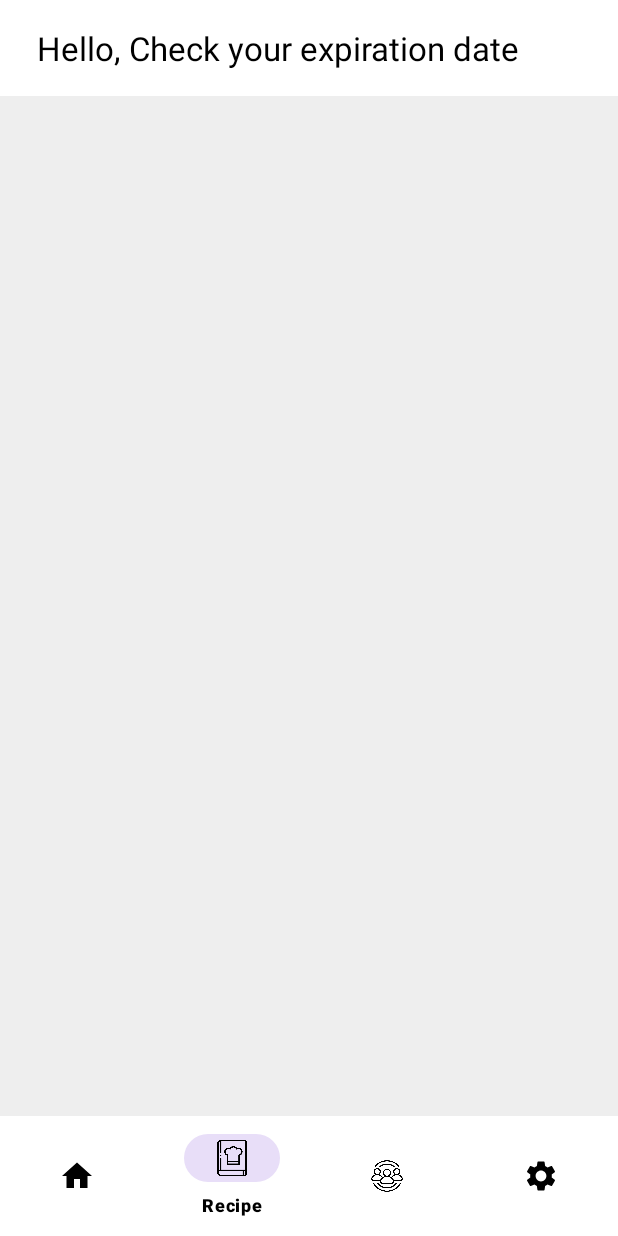
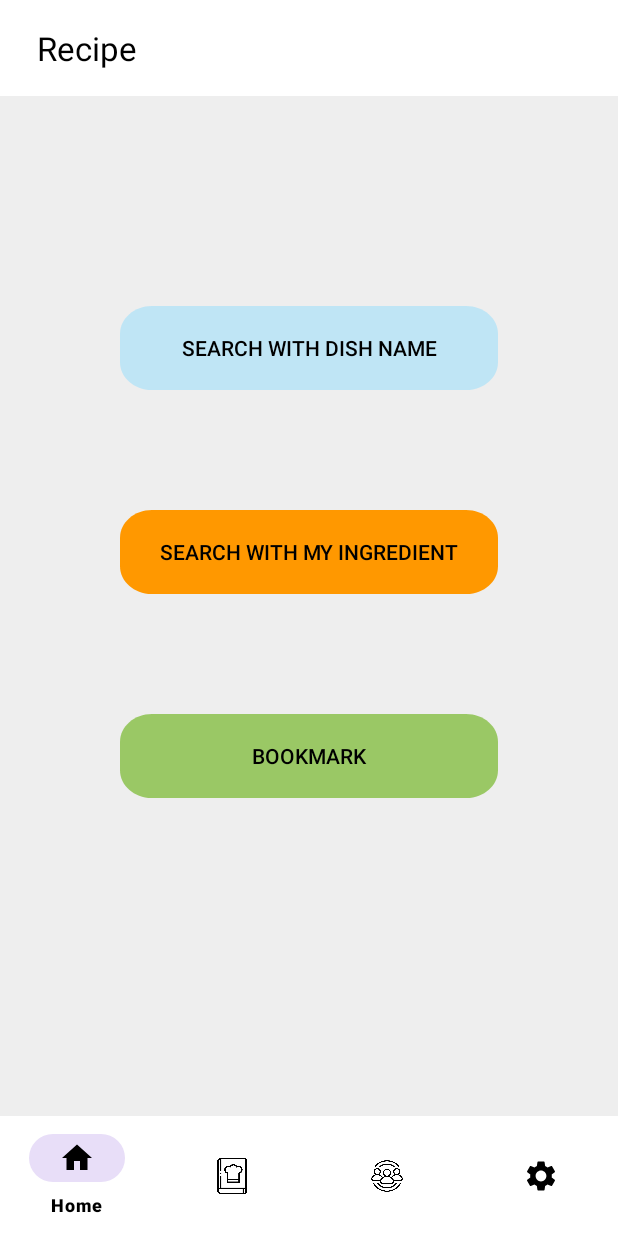
Before and after one commit to oosedus/FridgeGuardian, an Android app: the screen it shows after launch once a user with an empty profile is signed in (HomeActivity before the commit, RecipeActivity after it), item 2 of the bottom bar chosen, on a phone screen of 412 x 824 dp. Run offline under Robolectric (Android 15) with nearby library versions, the phone set to English and light mode, and no system bars; our stand-ins replace Firebase (no records; nobody signed in at launch, a user with empty details on screens opened directly).

Commit message:
First Recipe Page

```diff
--- a/app/src/main/java/com/example/fridgeguardian/RecipeActivity.kt
+++ b/app/src/main/java/com/example/fridgeguardian/RecipeActivity.kt
@@ -1,4 +1,48 @@
 package com.example.fridgeguardian
 
-class RecipeActivity {
+import android.content.Intent
+import android.os.Bundle
+import androidx.appcompat.app.AppCompatActivity
+import androidx.appcompat.widget.Toolbar
+import com.google.android.material.bottomnavigation.BottomNavigationView
+
+class RecipeActivity : AppCompatActivity(){
+    override fun onCreate(savedInstanceState: Bundle?){
+        super.onCreate(savedInstanceState)
+        setContentView(R.layout.recipe_activity_main)
+
+        val toolbar = findViewById<Toolbar>(R.id.toolbar)
+        toolbar.title = "Recipe"
+        setSupportActionBar(toolbar)
+
+        val bottomNav = findViewById<BottomNavigationView>(R.id.navigation)
+        bottomNav.setOnItemSelectedListener { item ->
+            when (item.itemId) {
+                R.id.nav_home -> {
+                    val intent = Intent(this, HomeActivity::class.java)
+                    startActivity(intent)
+                    true
+                }
+                R.id.nav_recipe -> {
+                    true
+                }
+                R.id.nav_community -> {
+                    val intent = Intent(this, CommunityActivity::class.java)
+                    startActivity(intent)
+                    true
+                }
+                R.id.nav_mypage -> {
+                    val intent = Intent(this, MyPageActivity::class.java)
+                    startActivity(intent)
+                    true
+                }
+                else -> false
+            }
+        }
+
+
+
+
+
+    }
 }
--- /dev/null
+++ b/app/src/main/res/drawable/recipe_bookmark_button.xml
@@ -0,0 +1,18 @@
+<vector
+    xmlns:android="http://schemas.android.com/apk/res/android"
+    xmlns:aapt="http://schemas.android.com/aapt"
+    android:width="225dp"
+    android:height="57.29dp"
+    android:viewportWidth="225"
+    android:viewportHeight="57.29"
+    >
+    <group>
+        <clip-path
+            android:pathData="M19 0H206C216.493 0 225 8.50659 225 19V38.2923C225 48.7857 216.493 57.2923 206 57.2923H19C8.50659 57.2923 0 48.7857 0 38.2923V19C0 8.50659 8.50659 0 19 0Z"
+            />
+        <path
+            android:pathData="M0 0V57.2923H225V0"
+            android:fillColor="#9AC865"
+            />
+    </group>
+</vector>
--- /dev/null
+++ b/app/src/main/res/drawable/recipe_search_with_dish_name_button.xml
@@ -0,0 +1,18 @@
+<vector
+    xmlns:android="http://schemas.android.com/apk/res/android"
+    xmlns:aapt="http://schemas.android.com/aapt"
+    android:width="225dp"
+    android:height="57.29dp"
+    android:viewportWidth="225"
+    android:viewportHeight="57.29"
+    >
+    <group>
+        <clip-path
+            android:pathData="M19 0H206C216.493 0 225 8.50659 225 19V38.2923C225 48.7857 216.493 57.2923 206 57.2923H19C8.50659 57.2923 0 48.7857 0 38.2923V19C0 8.50659 8.50659 0 19 0Z"
+            />
+        <path
+            android:pathData="M0 0V57.2923H225V0"
+            android:fillColor="#BFE5F5"
+            />
+    </group>
+</vector>
--- /dev/null
+++ b/app/src/main/res/drawable/recipe_search_with_my_ingredient_button.xml
@@ -0,0 +1,18 @@
+<vector
+    xmlns:android="http://schemas.android.com/apk/res/android"
+    xmlns:aapt="http://schemas.android.com/aapt"
+    android:width="225dp"
+    android:height="57.29dp"
+    android:viewportWidth="225"
+    android:viewportHeight="57.29"
+    >
+    <group>
+        <clip-path
+            android:pathData="M19 0H206C216.493 0 225 8.50659 225 19V38.2923C225 48.7857 216.493 57.2923 206 57.2923H19C8.50659 57.2923 0 48.7857 0 38.2923V19C0 8.50659 8.50659 0 19 0Z"
+            />
+        <path
+            android:pathData="M0 0V57.2923H225V0"
+            android:fillColor="#FF9800"
+            />
+    </group>
+</vector>
--- /dev/null
+++ b/app/src/main/res/layout/recipe_activity_main.xml
@@ -0,0 +1,78 @@
+<RelativeLayout xmlns:android="http://schemas.android.com/apk/res/android"
+    xmlns:app="http://schemas.android.com/apk/res-auto"
+    android:layout_width="match_parent"
+    android:layout_height="match_parent"
+    android:background="#EEEEEE">
+
+    <com.google.android.material.appbar.AppBarLayout
+        android:id="@+id/appBarLayout"
+        android:layout_width="match_parent"
+        android:layout_height="wrap_content"
+        android:elevation="4dp"
+        android:theme="@style/ThemeOverlay.AppCompat.Dark.ActionBar">
+
+        <androidx.appcompat.widget.Toolbar
+            android:id="@+id/toolbar"
+            android:layout_width="match_parent"
+            android:layout_height="?attr/actionBarSize"
+            android:background="#FFFFFFFF"
+            android:textAlignment="center"
+            app:contentInsetStart="25dp"
+            app:titleTextColor="#FF000000" />
+    </com.google.android.material.appbar.AppBarLayout>
+
+    <com.google.android.material.bottomnavigation.BottomNavigationView
+        android:id="@+id/navigation"
+        android:layout_width="match_parent"
+        android:layout_height="wrap_content"
+        android:layout_alignParentBottom="true"
+        android:background="#FFFFFFFF"
+        app:itemIconTint="#FF000000"
+        app:itemTextColor="#FF000000"
+        app:menu="@menu/bottom_navigation_menu" />
+
+
+    <androidx.appcompat.widget.AppCompatButton
+        android:id="@+id/rectangle1"
+        android:layout_width="225dp"
+        android:layout_height="56dp"
+        android:layout_below="@+id/appBarLayout"
+        android:layout_alignParentStart="true"
+        android:layout_alignParentEnd="true"
+        android:layout_marginStart="80dp"
+        android:layout_marginTop="140dp"
+        android:layout_marginEnd="80dp"
+        android:background="@drawable/recipe_search_with_dish_name_button"
+        android:textColor="#000000"
+        android:text="search with dish name" />
+
+    <androidx.appcompat.widget.AppCompatButton
+        android:id="@+id/rectangle2"
+        android:layout_width="225dp"
+        android:layout_height="56dp"
+        android:layout_below="@+id/rectangle1"
+        android:layout_alignParentStart="true"
+        android:layout_alignParentEnd="true"
+        android:layout_marginStart="80dp"
+        android:layout_marginTop="80dp"
+        android:layout_marginEnd="80dp"
+        android:background="@drawable/recipe_search_with_my_ingredient_button"
+        android:textColor="#000000"
+        android:text="search with my ingredient" />
+
+    <androidx.appcompat.widget.AppCompatButton
+        android:id="@+id/rectangle3"
+        android:layout_width="225dp"
+        android:layout_height="56dp"
+        android:layout_below="@+id/rectangle2"
+        android:layout_alignParentStart="true"
+        android:layout_alignParentEnd="true"
+        android:layout_marginStart="80dp"
+        android:layout_marginTop="80dp"
+        android:layout_marginEnd="80dp"
+        android:background="@drawable/recipe_bookmark_button"
+        android:textColor="#000000"
+        android:text="bookmark" />
+
+
+</RelativeLayout>
```
